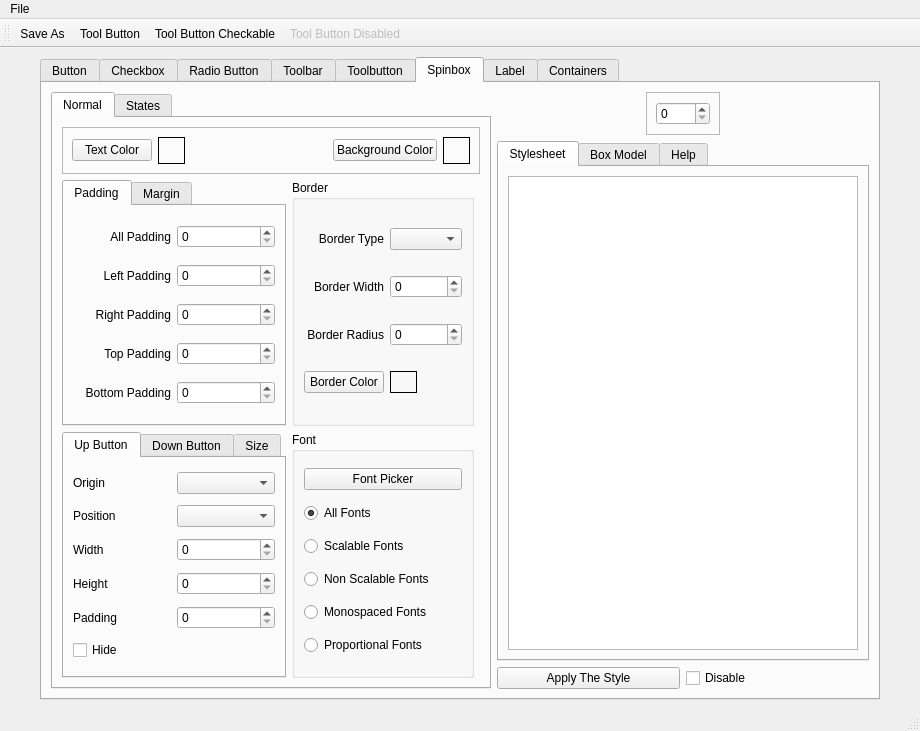
Old version of the form flexgui/src/flexqss.ui in the repository jethornton/flexgui.
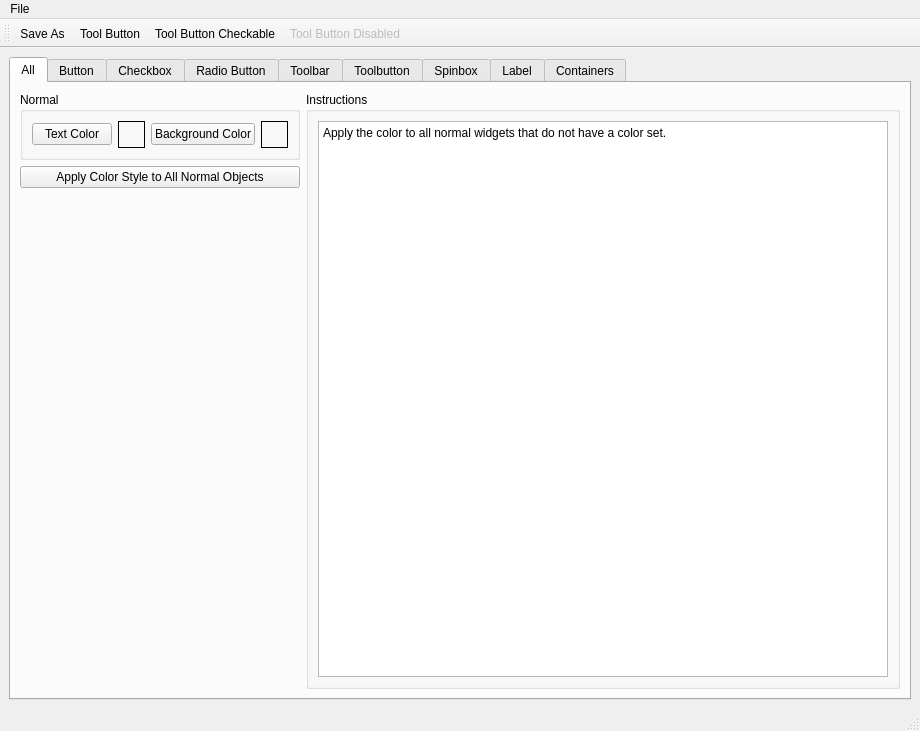
New version of the form.

Commit message: add apply style to all objects

Diff of the .ui file:
```diff
--- a/flexgui/src/flexqss.ui
+++ b/flexgui/src/flexqss.ui
@@ -15,14 +15,157 @@
   </property>
   <widget class="QWidget" name="centralwidget">
    <layout class="QVBoxLayout" name="verticalLayout">
-    <item alignment="Qt::AlignHCenter">
+    <item>
      <widget class="QTabWidget" name="tabWidget">
       <property name="toolTip">
        <string/>
       </property>
       <property name="currentIndex">
-       <number>5</number>
+       <number>0</number>
       </property>
+      <widget class="QWidget" name="tab_51">
+       <attribute name="title">
+        <string>All</string>
+       </attribute>
+       <layout class="QGridLayout" name="gridLayout_88">
+        <item row="2" column="0">
+         <spacer name="verticalSpacer_4">
+          <property name="orientation">
+           <enum>Qt::Vertical</enum>
+          </property>
+          <property name="sizeHint" stdset="0">
+           <size>
+            <width>20</width>
+            <height>40</height>
+           </size>
+          </property>
+         </spacer>
+        </item>
+        <item row="0" column="1" rowspan="3">
+         <widget class="QGroupBox" name="groupBox">
+          <property name="title">
+           <string>Instructions</string>
+          </property>
+          <layout class="QVBoxLayout" name="verticalLayout_28">
+           <item>
+            <widget class="QPlainTextEdit" name="plainTextEdit_8">
+             <property name="plainText">
+              <string>Apply the color to all normal widgets that do not have a color set.</string>
+             </property>
+            </widget>
+           </item>
+          </layout>
+         </widget>
+        </item>
+        <item row="0" column="0">
+         <widget class="QGroupBox" name="groupBox_6">
+          <property name="title">
+           <string>Normal</string>
+          </property>
+          <layout class="QGridLayout" name="gridLayout_84">
+           <item row="0" column="1">
+            <widget class="QLabel" name="all_fg_color_lb">
+             <property name="minimumSize">
+              <size>
+               <width>27</width>
+               <height>27</height>
+              </size>
+             </property>
+             <property name="maximumSize">
+              <size>
+               <width>27</width>
+               <height>27</height>
+              </size>
+             </property>
+             <property name="frameShape">
+              <enum>QFrame::Box</enum>
+             </property>
+             <property name="text">
+              <string/>
+             </property>
+             <property name="alignment">
+              <set>Qt::AlignCenter</set>
+             </property>
+            </widget>
+           </item>
+           <item row="0" column="3">
+            <widget class="QLabel" name="all_bg_color_lb">
+             <property name="minimumSize">
+              <size>
+               <width>27</width>
+               <height>27</height>
+              </size>
+             </property>
+             <property name="maximumSize">
+              <size>
+               <width>27</width>
+               <height>27</height>
+              </size>
+             </property>
+             <property name="frameShape">
+              <enum>QFrame::Box</enum>
+             </property>
+             <property name="text">
+              <string/>
+             </property>
+             <property name="alignment">
+              <set>Qt::AlignCenter</set>
+             </property>
+            </widget>
+           </item>
+           <item row="0" column="0">
+            <widget class="QPushButton" name="all_fg_color_normal">
+             <property name="toolTip">
+              <string/>
+             </property>
+             <property name="text">
+              <string>Text Color</string>
+             </property>
+             <property name="checked">
+              <bool>false</bool>
+             </property>
+             <property name="qss" stdset="0">
+              <string>color</string>
+             </property>
+             <property name="label" stdset="0">
+              <string>all_fg_color_lb</string>
+             </property>
+             <property name="var" stdset="0">
+              <string>all_fg_color_sel_normal</string>
+             </property>
+            </widget>
+           </item>
+           <item row="0" column="2">
+            <widget class="QPushButton" name="all_bg_color_normal">
+             <property name="toolTip">
+              <string/>
+             </property>
+             <property name="text">
+              <string>Background Color</string>
+             </property>
+             <property name="qss" stdset="0">
+              <string>background-color</string>
+             </property>
+             <property name="label" stdset="0">
+              <string>all_bg_color_lb</string>
+             </property>
+             <property name="var" stdset="0">
+              <string>all_bg_color_sel_normal</string>
+             </property>
+            </widget>
+           </item>
+          </layout>
+         </widget>
+        </item>
+        <item row="1" column="0">
+         <widget class="QPushButton" name="all_apply_style">
+          <property name="text">
+           <string>Apply Color Style to All Normal Objects</string>
+          </property>
+         </widget>
+        </item>
+       </layout>
+      </widget>
       <widget class="QWidget" name="tab">
        <attribute name="title">
         <string>Button</string>
```
Left out of the diff: 6 changed lines with no effect on the pictures. The commit also changes 8 other files.
